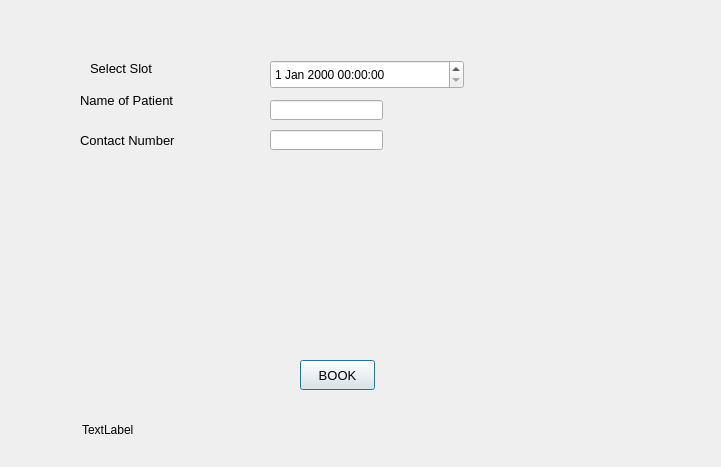
Before: the Qt Designer form booking.ui in nischalg8/Qt-Doctor-Appointment-System, drawn with Qt 5.
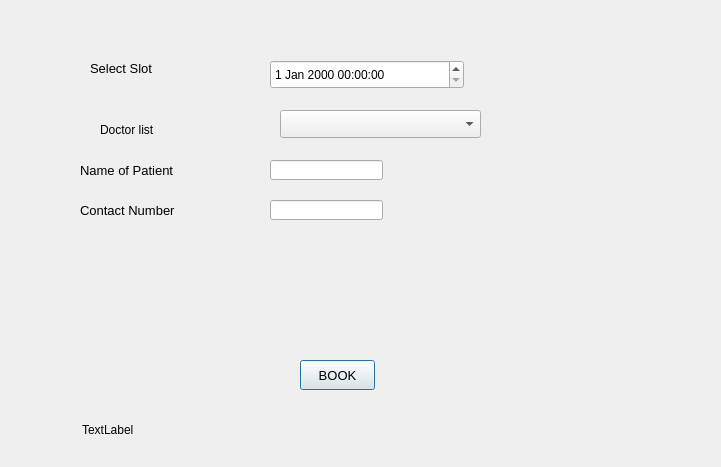
After: the same form once the commit is applied.

```diff
--- a/booking.ui
+++ b/booking.ui
@@ -38,7 +38,7 @@
    <property name="geometry">
     <rect>
      <x>270</x>
-     <y>100</y>
+     <y>160</y>
      <width>113</width>
      <height>20</height>
     </rect>
@@ -53,7 +53,7 @@
    <property name="geometry">
     <rect>
      <x>80</x>
-     <y>90</y>
+     <y>160</y>
      <width>131</width>
      <height>21</height>
     </rect>
@@ -89,7 +89,7 @@
    <property name="geometry">
     <rect>
      <x>80</x>
-     <y>130</y>
+     <y>200</y>
      <width>131</width>
      <height>21</height>
     </rect>
@@ -107,7 +107,7 @@
    <property name="geometry">
     <rect>
      <x>270</x>
-     <y>130</y>
+     <y>200</y>
      <width>113</width>
      <height>20</height>
     </rect>
@@ -151,6 +151,29 @@
     </datetime>
    </property>
   </widget>
+  <widget class="QComboBox" name="doctorComboBox">
+   <property name="geometry">
+    <rect>
+     <x>280</x>
+     <y>110</y>
+     <width>201</width>
+     <height>28</height>
+    </rect>
+   </property>
+  </widget>
+  <widget class="QLabel" name="label_4">
+   <property name="geometry">
+    <rect>
+     <x>100</x>
+     <y>120</y>
+     <width>71</width>
+     <height>20</height>
+    </rect>
+   </property>
+   <property name="text">
+    <string>Doctor list</string>
+   </property>
+  </widget>
  </widget>
  <resources/>
  <connections/>
```
